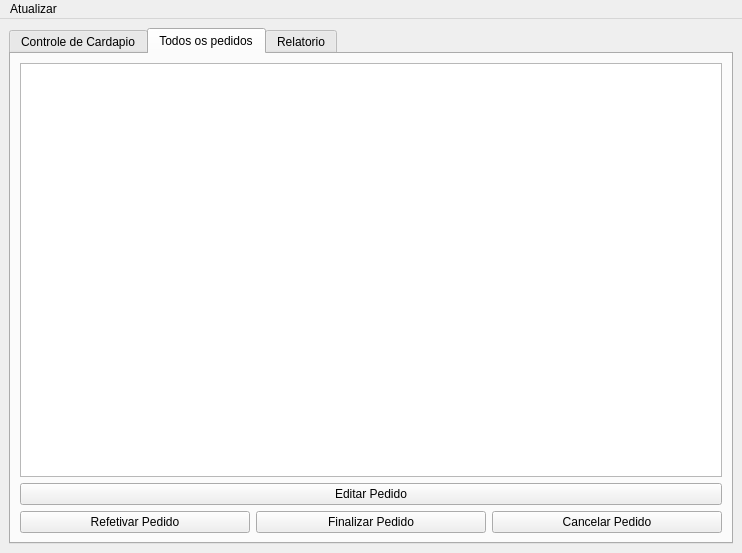
Qt form server/src/screen/ui/tela_principal.ui (JonasCGN/Projeto-Final-POO-II) before a commit.
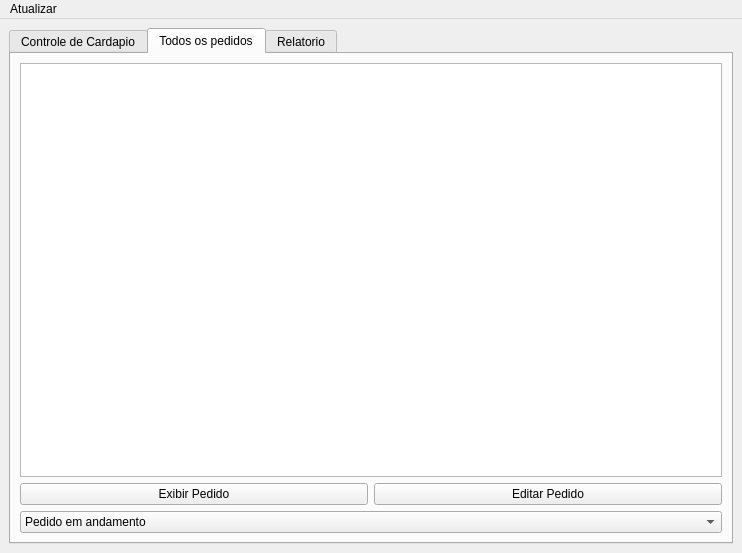
The same form after that commit.

Commit message: feat: adicionar funcionalidade para editar status de pedidos e atualizar interface com novos estados

```diff
--- a/server/src/screen/ui/tela_principal.ui
+++ b/server/src/screen/ui/tela_principal.ui
@@ -78,37 +78,51 @@
          <widget class="QListView" name="lst_todos_pedidos"/>
         </item>
         <item>
-         <widget class="QPushButton" name="pushButton_2">
-          <property name="text">
-           <string>Editar Pedido</string>
+         <layout class="QHBoxLayout" name="horizontalLayout_2">
+          <property name="leftMargin">
+           <number>0</number>
           </property>
-         </widget>
-        </item>
-        <item>
-         <layout class="QHBoxLayout" name="horizontalLayout_3">
+          <property name="topMargin">
+           <number>0</number>
+          </property>
           <item>
-           <widget class="QPushButton" name="pushButton">
+           <widget class="QPushButton" name="pushButton_5">
             <property name="text">
-             <string>Refetivar Pedido</string>
+             <string>Exibir Pedido</string>
             </property>
            </widget>
           </item>
           <item>
-           <widget class="QPushButton" name="pushButton_3">
+           <widget class="QPushButton" name="pushButton_2">
             <property name="text">
-             <string>Finalizar Pedido</string>
-            </property>
-           </widget>
-          </item>
-          <item>
-           <widget class="QPushButton" name="pushButton_4">
-            <property name="text">
-             <string>Cancelar Pedido</string>
+             <string>Editar Pedido</string>
             </property>
            </widget>
           </item>
          </layout>
         </item>
+        <item>
+         <widget class="QComboBox" name="comboBox_status_do_pedido">
+          <item>
+           <property name="text">
+            <string>Pedido em andamento</string>
+           </property>
+          </item>
+          <item>
+           <property name="text">
+            <string>Pedido cancelado</string>
+           </property>
+          </item>
+          <item>
+           <property name="text">
+            <string>Pedido finalizado</string>
+           </property>
+          </item>
+         </widget>
+        </item>
+        <item>
+         <layout class="QHBoxLayout" name="horizontalLayout_3"/>
+        </item>
        </layout>
       </widget>
       <widget class="QWidget" name="tab_relatorio">
```
The commit also changes 10 other files.
